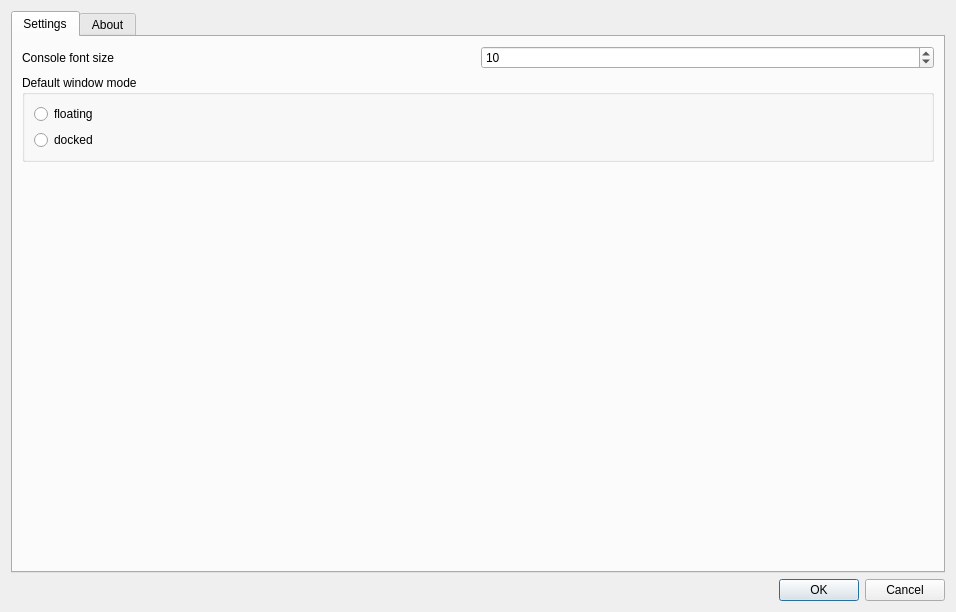
Above: Ui_SettingsDialog.ui from elpaso/qgis-ipythonconsole before the change. Below: the same form after it.
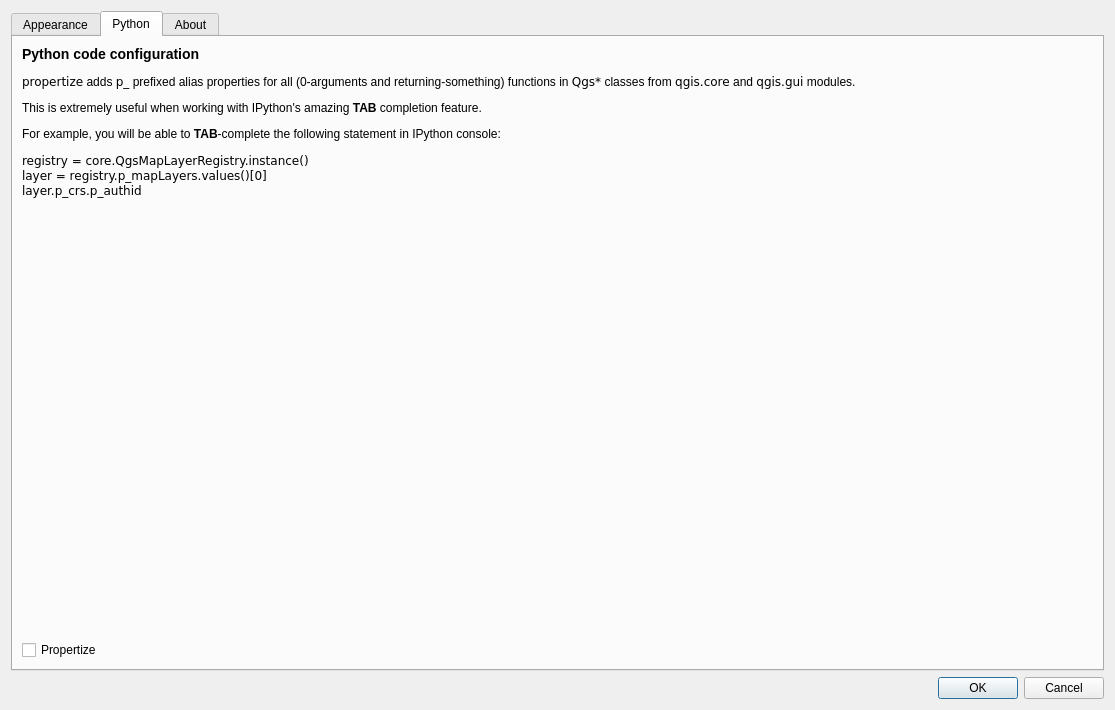
That is the form after the change. The open tabs and pages were chosen to show the change. Icons and pictures are not drawn.

Commit message: Added config options for propertize. V. 0.5 released

Diff of the .ui file:
```diff
--- a/Ui_SettingsDialog.ui
+++ b/Ui_SettingsDialog.ui
@@ -6,8 +6,8 @@
    <rect>
     <x>0</x>
     <y>0</y>
-    <width>956</width>
-    <height>612</height>
+    <width>1115</width>
+    <height>710</height>
    </rect>
   </property>
   <property name="windowTitle">
@@ -32,7 +32,7 @@
          <string/>
         </property>
         <attribute name="title">
-         <string>Settings</string>
+         <string>Appearance</string>
         </attribute>
         <layout class="QGridLayout" name="gridLayout_3">
          <item row="0" column="0">
@@ -101,6 +101,46 @@
          </item>
         </layout>
        </widget>
+       <widget class="QWidget" name="tab_3">
+        <attribute name="title">
+         <string>Python</string>
+        </attribute>
+        <layout class="QGridLayout" name="gridLayout_6">
+         <item row="0" column="0">
+          <layout class="QGridLayout" name="gridLayout_5">
+           <item row="0" column="0">
+            <widget class="QLabel" name="label_4">
+             <property name="text">
+              <string>&lt;h3&gt;Python code configuration&lt;/h3&gt;
+&lt;p&gt;&lt;code&gt;propertize&lt;/code&gt; adds &lt;code&gt;p_&lt;/code&gt; prefixed alias properties for all (0-arguments and returning-something) functions in &lt;code&gt;Qgs*&lt;/code&gt; classes from &lt;code&gt;qgis.core&lt;/code&gt; and  &lt;code&gt;qgis.gui&lt;/code&gt; modules.&lt;/p&gt;
+&lt;p&gt;This is extremely useful when working with IPython's amazing &lt;b&gt;TAB&lt;/b&gt; completion feature.&lt;/b&gt;
+&lt;p&gt;For example, you will be able to &lt;b&gt;TAB&lt;/b&gt;-complete the following statement in IPython console:
+&lt;pre&gt;
+registry = core.QgsMapLayerRegistry.instance()
+layer = registry.p_mapLayers.values()[0]
+layer.p_crs.p_authid
+&lt;/pre&gt;
+&lt;/p&gt;</string>
+             </property>
+             <property name="alignment">
+              <set>Qt::AlignLeading|Qt::AlignLeft|Qt::AlignTop</set>
+             </property>
+             <property name="wordWrap">
+              <bool>true</bool>
+             </property>
+            </widget>
+           </item>
+          </layout>
+         </item>
+         <item row="1" column="0">
+          <widget class="QCheckBox" name="propertize">
+           <property name="text">
+            <string>Propertize</string>
+           </property>
+          </widget>
+         </item>
+        </layout>
+       </widget>
        <widget class="QWidget" name="tab_2">
         <attribute name="title">
          <string>About</string>
```
Left out of the diff: 31 changed lines with no effect on the pictures. Lines whose indentation alone changed are shown as unchanged. The commit also changes 5 other files.
